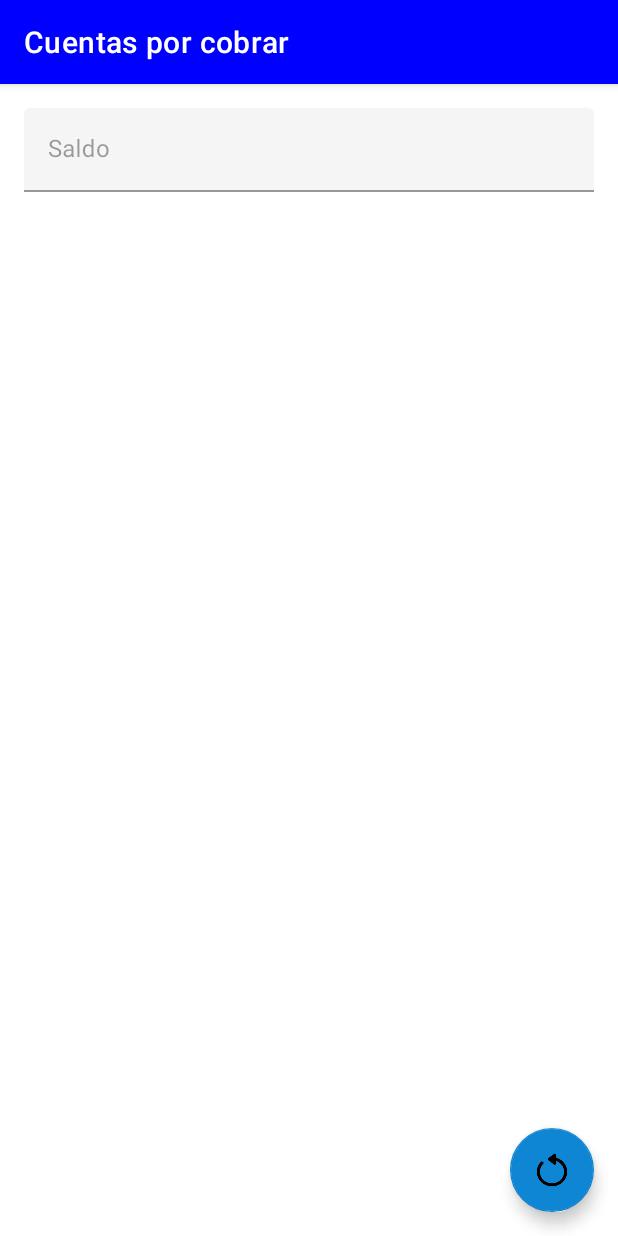
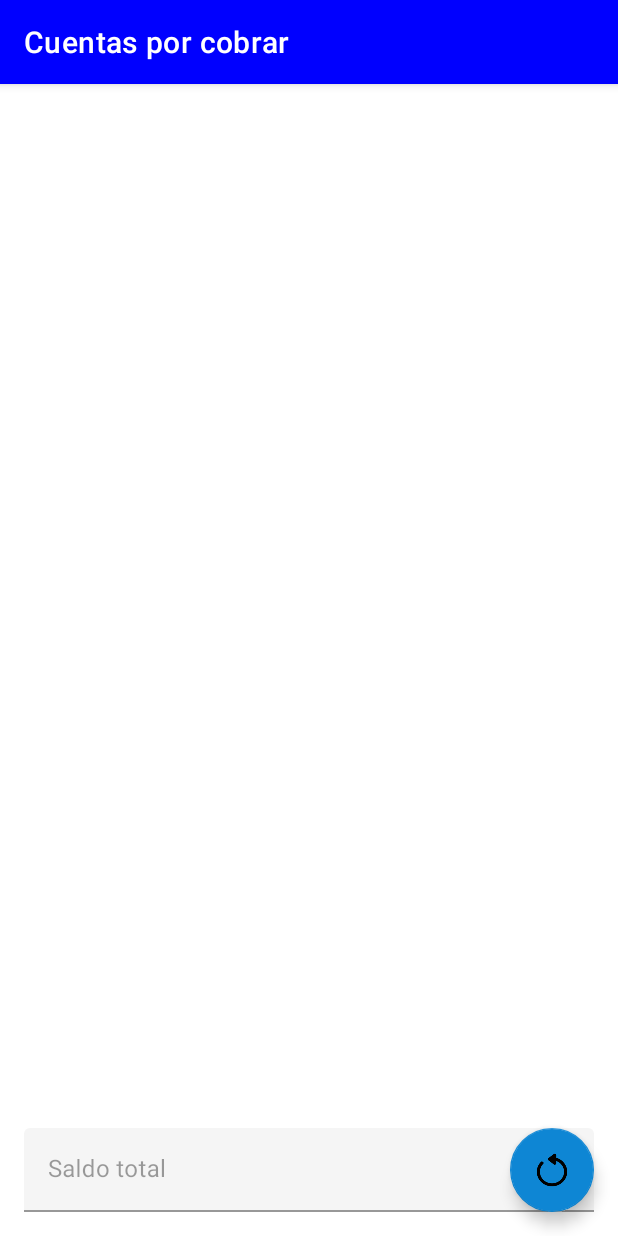
Before and after one commit to aarenas0147/SysSales, an Android app: the AccountsReceivableActivity screen opened directly, with no data from a screen before it, on a phone screen of 412 x 824 dp. Run offline under Robolectric (Android 15) with nearby library versions, the light colour scheme and no system bars; 1 statement that could not run was skipped.

Commit message:
Se mejora el diseño de Cuentas por Cobrar

```diff
--- a/app/src/main/java/Design/CreditSaleQuotesAdapter.java
+++ b/app/src/main/java/Design/CreditSaleQuotesAdapter.java
@@ -64,7 +64,7 @@ public class CreditSaleQuotesAdapter extends BaseAdapter {
         tvAmount_CreditSaleQuotesAdapter.setText(String.format("Monto: S/ %s", MyMath.toDecimal(list.get(position).getAmount(), 2)));
         tvPayment_CreditSaleQuotesAdapter.setText(String.format("A cuenta: S/ %s", MyMath.toDecimal(list.get(position).getPayment(), 2)));
         tvBalance_CreditSaleQuotesAdapter.setText(String.format("Saldo: S/ %s", MyMath.toDecimal(list.get(position).getBalance(), 2)));
-        tvCreationDate_CreditSaleQuotesAdapter.setText(String.format("Fecha de amortización: %s",
+        tvCreationDate_CreditSaleQuotesAdapter.setText(String.format("Fec. pago: %s",
                 MyDateTime.format(list.get(position).getDate(), MyDateTime.TYPE_DATE)));
 
         return viewGroup;
--- a/app/src/main/res/layout/content_accounts_receivable.xml
+++ b/app/src/main/res/layout/content_accounts_receivable.xml
@@ -7,13 +7,37 @@
     app:layout_behavior="@string/appbar_scrolling_view_behavior">
 
     <LinearLayout
-        android:id="@+id/linearLayout5"
+        android:layout_width="match_parent"
+        android:layout_height="0dp"
+        android:layout_marginBottom="8dp"
+        android:orientation="vertical"
+        app:layout_constraintBottom_toTopOf="@+id/linearLayout1"
+        app:layout_constraintEnd_toEndOf="parent"
+        app:layout_constraintStart_toStartOf="parent"
+        app:layout_constraintTop_toTopOf="parent">
+
+        <TextView
+            android:id="@+id/tvItemsCount_AccountsReceivableActivity"
+            android:layout_width="match_parent"
+            android:layout_height="wrap_content"
+            android:gravity="right"
+            android:paddingRight="20dp"
+            android:textStyle="italic" />
+
+        <GridView
+            android:id="@+id/gvData_SalesActivity"
+            android:layout_width="match_parent"
+            android:layout_height="match_parent" />
+    </LinearLayout>
+
+    <LinearLayout
+        android:id="@+id/linearLayout1"
         android:layout_width="match_parent"
         android:layout_height="wrap_content"
         android:orientation="vertical"
+        app:layout_constraintBottom_toBottomOf="parent"
         app:layout_constraintEnd_toEndOf="parent"
-        app:layout_constraintStart_toStartOf="parent"
-        app:layout_constraintTop_toTopOf="parent">
+        app:layout_constraintStart_toStartOf="parent">
 
         <LinearLayout
             android:layout_width="match_parent"
@@ -30,34 +54,9 @@
                     android:id="@+id/etTotal_SalesActivity"
                     android:layout_width="match_parent"
                     android:layout_height="wrap_content"
-                    android:hint="@string/balance"
+                    android:hint="@string/total_balance"
                     android:inputType="numberDecimal" />
             </com.google.android.material.textfield.TextInputLayout>
         </LinearLayout>
     </LinearLayout>
-
-    <LinearLayout
-        android:layout_width="match_parent"
-        android:layout_height="0dp"
-        android:layout_marginTop="8dp"
-        android:orientation="vertical"
-        app:layout_constraintBottom_toBottomOf="parent"
-        app:layout_constraintEnd_toEndOf="parent"
-        app:layout_constraintStart_toStartOf="parent"
-        app:layout_constraintTop_toBottomOf="@+id/linearLayout5">
-
-        <TextView
-            android:id="@+id/tvItemsCount_AccountsReceivableActivity"
-            android:layout_width="match_parent"
-            android:layout_height="wrap_content"
-            android:gravity="right"
-            android:paddingRight="20dp"
-            android:textStyle="italic" />
-
-        <GridView
-            android:id="@+id/gvData_SalesActivity"
-            android:layout_width="match_parent"
-            android:layout_height="match_parent" />
-
-    </LinearLayout>
 </androidx.constraintlayout.widget.ConstraintLayout>
--- a/app/src/main/res/values/strings.xml
+++ b/app/src/main/res/values/strings.xml
@@ -116,6 +116,7 @@
     <string name="sales_value">Valor de ventas</string>
     <string name="total_sales">Total de ventas</string>
     <string name="balance">Saldo</string>
+    <string name="total_balance">Saldo total</string>
     <string name="collection_sheet_date">Fecha de planilla</string>
     <!--<string name="total_collection_sheet">Total planilla</string>-->
     <string name="quote_number">N° de cuota</string>
```
Also changed, not shown: app/src/main/java/Design/AccountsReceivableAdapter.java (+4 -4 lines), app/src/main/res/layout/custom_accounts_receivable_adapter.xml (+8 -13 lines), app/src/main/res/layout/custom_credit_sale_quotes_adapter.xml (+11 -10 lines).
